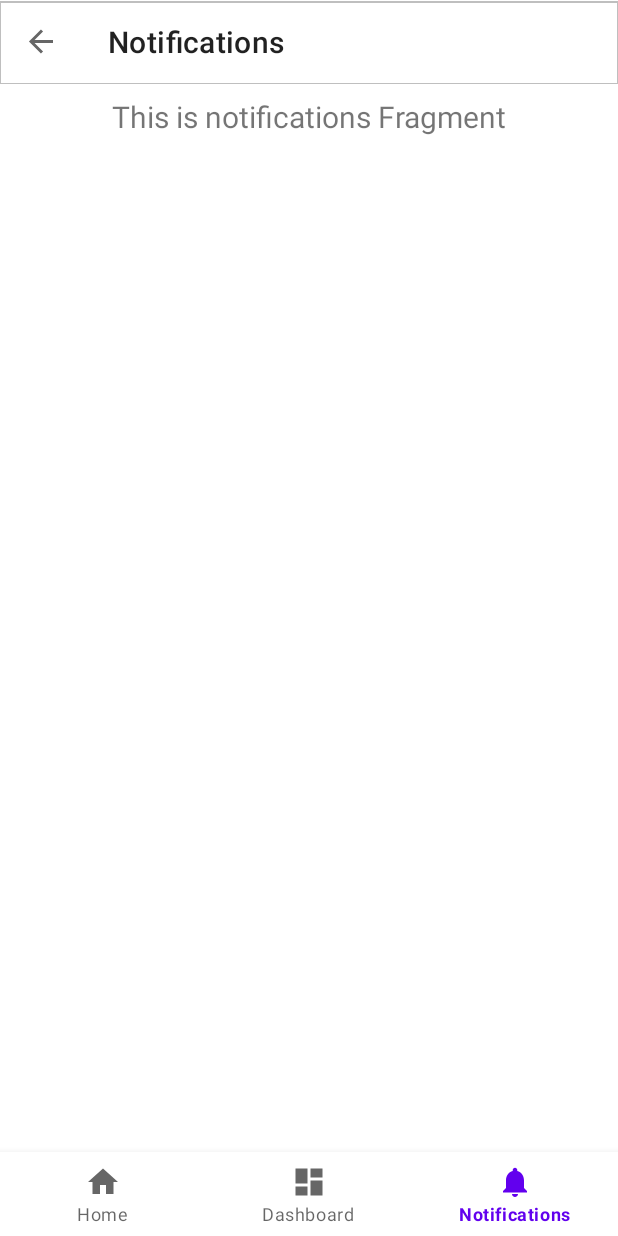
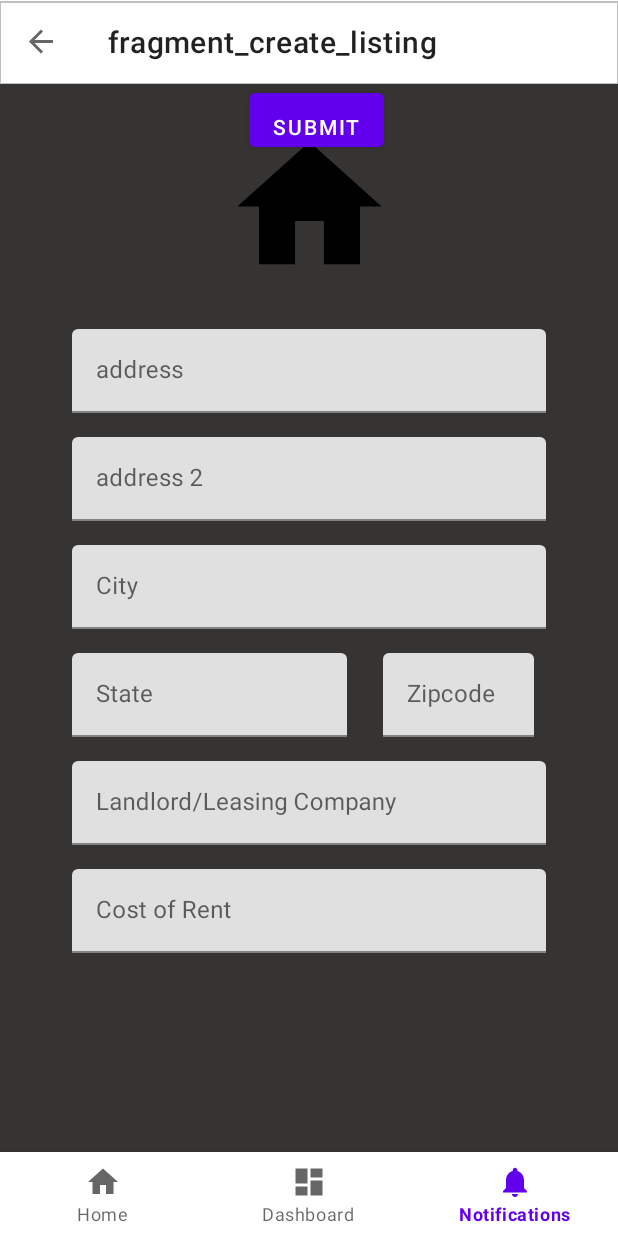
Before and after one commit to Dan-Codes/Cribb, an Android app: the Main2Activity screen opened directly, with no data from a screen before it, item 3 of the bottom bar chosen, on a phone screen of 412 x 824 dp. Run offline under Robolectric (Android 15) with nearby library versions, the phone set to English and light mode, and no system bars; our stand-ins replace Firebase (no records; nobody signed in at launch, a user with empty details on screens opened directly), navigation-ui; libraries missing offline, so code that uses them is left out: com.mancj.materialsearchbar, com.squareup.okhttp; 2 statements that could not run were skipped.

Commit message:
updated bottom Nav

```diff
--- a/app/src/main/java/com/example/cribb/CreateListingFragment.kt
+++ b/app/src/main/java/com/example/cribb/CreateListingFragment.kt
@@ -48,7 +48,7 @@ class CreateListingFragment : Fragment() {
         // Initialize Places.
         formView = view
         Log.d("view", "$formView")
-        Places.initialize((activity as MainActivity).applicationContext, getString(R.string.google_api_key))
+        Places.initialize((activity as Main2Activity).applicationContext, getString(R.string.google_api_key))
 
 // Create a new Places client instance.
         val placesClient = Places.createClient(context!!)
--- a/app/src/main/java/com/example/cribb/Main2Activity.kt
+++ b/app/src/main/java/com/example/cribb/Main2Activity.kt
@@ -9,11 +9,12 @@ import androidx.navigation.ui.AppBarConfiguration
 import androidx.navigation.ui.NavigationUI
 import androidx.navigation.ui.setupActionBarWithNavController
 import androidx.navigation.ui.setupWithNavController
+import com.google.firebase.firestore.FirebaseFirestore
 import kotlinx.android.synthetic.main.activity_main.*
 import kotlinx.android.synthetic.main.activity_main2.*
-
+val db = FirebaseFirestore.getInstance()
+lateinit var navController: NavController
 class Main2Activity : AppCompatActivity() {
-    private lateinit var navController: NavController
     override fun onCreate(savedInstanceState: Bundle?) {
         super.onCreate(savedInstanceState)
         setContentView(R.layout.activity_main2)
@@ -24,7 +25,7 @@ class Main2Activity : AppCompatActivity() {
         // menu should be considered as top level destinations.
         val appBarConfiguration = AppBarConfiguration(
             setOf(
-                R.id.mapFrag, R.id.navigation_dashboard, R.id.navigation_notifications
+                R.id.mapFrag, R.id.profileFragment, R.id.createListingFragment
             )
         )
         NavigationUI.setupActionBarWithNavController(this, navController)
--- a/app/src/main/res/layout-land/activity_main.xml
+++ b/app/src/main/res/layout-land/activity_main.xml
@@ -26,7 +26,6 @@
                 android:layout_height="0dp"
                 android:layout_weight="1"
                 android:name="androidx.navigation.fragment.NavHostFragment"
-                app:navGraph="@navigation/nav_graph"
                 app:defaultNavHost="true" />
 
     </LinearLayout>
--- a/app/src/main/res/layout/activity_main.xml
+++ b/app/src/main/res/layout/activity_main.xml
@@ -27,7 +27,7 @@
         app:layout_constraintBottom_toTopOf="@+id/bottom_nav"
         app:layout_constraintStart_toStartOf="parent"
         app:layout_constraintTop_toBottomOf="@+id/toolbar"
-        app:navGraph="@navigation/nav_graph" />
+        />
 
     <com.google.android.material.bottomnavigation.BottomNavigationView
         android:id="@+id/bottom_nav"
--- a/app/src/main/res/menu/bottom_nav_menu.xml
+++ b/app/src/main/res/menu/bottom_nav_menu.xml
@@ -7,12 +7,12 @@
         android:title="@string/title_home" />
 
     <item
-        android:id="@+id/navigation_dashboard"
+        android:id="@+id/profileFragment"
         android:icon="@drawable/ic_dashboard_black_24dp"
         android:title="@string/title_dashboard" />
 
     <item
-        android:id="@+id/navigation_notifications"
+        android:id="@+id/createListingFragment"
         android:icon="@drawable/ic_notifications_black_24dp"
         android:title="@string/title_notifications" />
 
--- a/app/src/main/res/navigation/mobile_navigation.xml
+++ b/app/src/main/res/navigation/mobile_navigation.xml
@@ -38,6 +38,30 @@
         tools:layout="@layout/fragment_display_listing" >
         <argument
             android:name="dynamicAddress"
+            android:defaultValue="string"
+            app:argType="string" />
+        <action
+            android:id="@+id/action_displayListingFragment2_to_writeReviewFragment2"
+            app:destination="@id/writeReviewFragment2" />
+    </fragment>
+    <fragment
+        android:id="@+id/writeReviewFragment2"
+        android:name="com.example.cribb.writeReviewFragment"
+        android:label="fragment_write_review"
+        tools:layout="@layout/fragment_write_review" >
+        <argument
+            android:name="dynamicAddress"
+            app:argType="string"
             android:defaultValue="string" />
     </fragment>
+    <fragment
+        android:id="@+id/profileFragment"
+        android:name="com.example.cribb.ProfileFragment"
+        android:label="fragment_profile"
+        tools:layout="@layout/fragment_profile" />
+    <fragment
+        android:id="@+id/createListingFragment"
+        android:name="com.example.cribb.CreateListingFragment"
+        android:label="fragment_create_listing"
+        tools:layout="@layout/fragment_create_listing" />
 </navigation>
--- a/app/src/main/res/values/strings.xml
+++ b/app/src/main/res/values/strings.xml
@@ -5,6 +5,8 @@
     <string name="prompt_password">Password</string>
     <string name="action_sign_in">Sign in or register</string>
     <string name="action_sign_in_short">Sign in</string>
+    <string name="email">dli123@syr.edu</string>
+    <string name="password">password</string>
     <string name="welcome">"Welcome !"</string>
     <string name="invalid_username">Not a valid username</string>
     <string name="invalid_password">Password must be >5 characters</string>
```
Also changed, not shown: app/src/main/AndroidManifest.xml (+0 -7 lines), app/src/main/java/AESCrypt.java (added, +41 -0 lines), app/src/main/java/com/example/cribb/DisplayListingFragment.kt (+7 -2 lines), app/src/main/java/com/example/cribb/MainActivity.kt (deleted, +0 -118 lines), app/src/main/java/com/example/cribb/ui/login/LoginActivity.kt (+10 -2 lines), app/src/main/java/com/example/cribb/writeReviewFragment.kt (+4 -3 lines), app/src/main/res/navigation/nav_graph.xml (deleted, +0 -36 lines), 1 other file.
